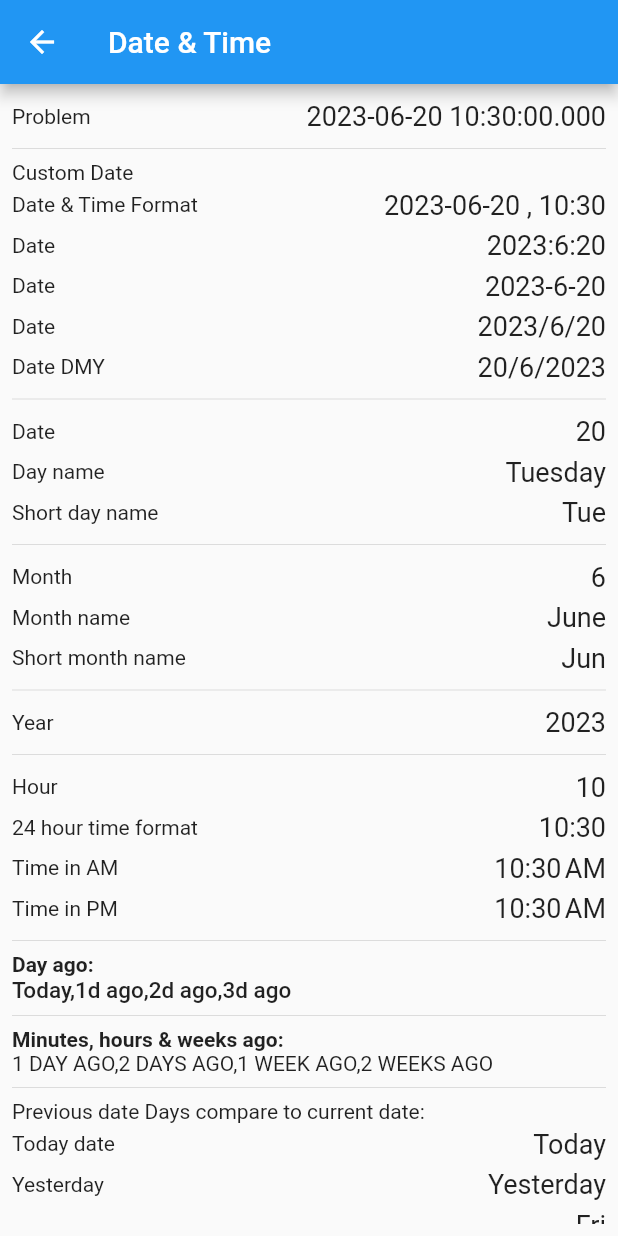
After one commit to sagarkoju/sharePerference-Flutter, a Flutter app: the DateScreen screen opened directly, on a phone screen of 412 x 824 dp. The commit adds this screen. Run offline on Flutter 3.47's test engine with Material 2 defaults, Android fonts, the phone set to English and light mode, and no system bars; our stand-ins replace dio, flutter_html, grouped_list, permission_handler, shared_preferences; missing offline and left inert: downloads_path_provider_28, syncfusion_flutter_pdfviewer; accounts and stored records are empty.

Commit message:
date format add

```diff
--- a/lib/screen/calculator.dart
+++ b/lib/screen/calculator.dart
@@ -100,7 +100,7 @@ class _CalculatorScreenState extends State<CalculatorScreen> {
 
   void btnClicked(String btnText) {
     if (btnText == "C") {
-      result = "";
+      result = "0";
       userInput = "";
       first = 0;
       second = 0;
--- /dev/null
+++ b/lib/screen/date.dart
@@ -0,0 +1,302 @@
+import 'package:flutter/material.dart';
+import 'package:intl/intl.dart';
+
+class DateScreen extends StatefulWidget {
+  const DateScreen({super.key});
+
+  @override
+  State<DateScreen> createState() => _DateScreenState();
+}
+
+class _DateScreenState extends State<DateScreen> {
+  DateTime now = DateTime.now();
+  @override
+  Widget build(BuildContext context) {
+    return Scaffold(
+      appBar: AppBar(
+        title: Text('Date & Time'),
+      ),
+      body: SafeArea(
+        child: Padding(
+          padding: const EdgeInsets.all(8.0),
+          child: SingleChildScrollView(
+            child: Column(
+              mainAxisAlignment: MainAxisAlignment.start,
+              crossAxisAlignment: CrossAxisAlignment.start,
+              children: [
+                TextWidget(title: 'Problem', date: now.toString()),
+                const Divider(),
+                const Text('Custom Date'),
+                TextWidget(
+                    title: 'Date & Time Format',
+                    date: DatesUtils().dateFormatYMDKKMM()),
+                TextWidget(
+                    title: 'Date',
+                    date:
+                        "${DateFormat.y().format(now)}:${DateFormat.M().format(now)}:${DateFormat.d().format(now)}"),
+                TextWidget(
+                    title: 'Date',
+                    date:
+                        "${DateFormat.y().format(now)}-${DateFormat.M().format(now)}-${DateFormat.d().format(now)}"),
+                TextWidget(
+                    title: 'Date',
+                    date:
+                        "${DateFormat.y().format(now)}/${DateFormat.M().format(now)}/${DateFormat.d().format(now)}"),
+                TextWidget(
+                    title: 'Date DMY',
+                    date:
+                        "${DateFormat.d().format(now)}/${DateFormat.M().format(now)}/${DateFormat.y().format(now)}"),
+                const Divider(),
+                TextWidget(
+                    title: 'Date', date: DateFormat.d().format(DateTime.now())),
+                TextWidget(
+                    title: 'Day name',
+                    date: DateFormat.EEEE().format(DateTime.now())),
+                TextWidget(
+                    title: 'Short day name',
+                    date: DateFormat.E().format(DateTime.now())),
+                const Divider(),
+                TextWidget(
+                    title: 'Month',
+                    date: DateFormat.M().format(DateTime.now())),
+                TextWidget(
+                    title: 'Month name',
+                    date: DateFormat.LLLL().format(DateTime.now())),
+                TextWidget(
+                    title: 'Short month name',
+                    date: DateFormat.LLL().format(DateTime.now())),
+                const Divider(),
+                TextWidget(
+                    title: 'Year', date: DateFormat.y().format(DateTime.now())),
+                const Divider(),
+                TextWidget(
+                    title: 'Hour', date: DateFormat.H().format(DateTime.now())),
+                TextWidget(
+                    title: '24 hour time format',
+                    date: DateFormat.Hm().format(DateTime.now())),
+                TextWidget(
+                    title: 'Time in AM',
+                    date: DateFormat.jm()
+                        .format(DateTime.now().copyWith(hour: 10))),
+                TextWidget(
+                    title: 'Time in PM',
+                    date: DateFormat.jm().format(DateTime.now())),
+                const Divider(),
+                const Text(
+                  'Day ago:',
+                  style: TextStyle(fontWeight: FontWeight.bold),
+                ),
+                Text(
+                  "${DatesUtils().daysAgo(DateTime.now().microsecondsSinceEpoch.toString())},${DatesUtils().daysAgo(DateTime(now.year, now.month, now.day - 1).microsecondsSinceEpoch.toString())},${DatesUtils().daysAgo(DateTime(now.year, now.month, now.day - 2).microsecondsSinceEpoch.toString())},${DatesUtils().daysAgo(DateTime(now.year, now.month, now.day - 3).microsecondsSinceEpoch.toString())}",
+                  style: const TextStyle(
+                      fontSize: 15, fontWeight: FontWeight.w500),
+                ),
+                const Divider(),
+                const Text(
+                  'Minutes, hours & weeks ago:',
+                  style: TextStyle(fontWeight: FontWeight.bold),
+                ),
+                Text(
+                    "${DatesUtils().timesAndMinutesAgo(DateTime(2023, 06, 18, 15, 20).microsecondsSinceEpoch.toString())},${DatesUtils().timesAndMinutesAgo(DateTime(2023, 06, 18, 10, 20).microsecondsSinceEpoch.toString())},${DatesUtils().timesAndMinutesAgo(DateTime(2023, 06, 12, 15, 20).microsecondsSinceEpoch.toString())},${DatesUtils().timesAndMinutesAgo(DateTime(2023, 06, 01, 15, 20).microsecondsSinceEpoch.toString())}"),
+                const Divider(),
+                const Text('Previous date Days compare to current date:'),
+                TextWidget(
+                    title: 'Today date',
+                    date: DatesUtils().compareTimesForSevenDays(
+                        DateTime.now().microsecondsSinceEpoch.toString())),
+                TextWidget(
+                    title: 'Yesterday',
+                    date: DatesUtils().compareTimesForSevenDays(
+                        DateTime(now.year, now.month, now.day - 1)
+                            .microsecondsSinceEpoch
+                            .toString())),
+                TextWidget(
+                    date: DatesUtils().compareTimesForSevenDays(
+                        DateTime(2023, 06, 16)
+                            .microsecondsSinceEpoch
+                            .toString())),
+                TextWidget(
+                    date: DatesUtils().compareTimesForSevenDays(
+                        DateTime(2023, 06, 15)
+                            .microsecondsSinceEpoch
+                            .toString())),
+                TextWidget(
+                    date: DatesUtils().compareTimesForSevenDays(
+                        DateTime(2023, 06, 14)
+                            .microsecondsSinceEpoch
+                            .toString())),
+                TextWidget(
+                    date: DatesUtils().compareTimesForSevenDays(
+                        DateTime(2023, 06, 13)
+                            .microsecondsSinceEpoch
+                            .toString())),
+                TextWidget(
+                    date: DatesUtils().compareTimesForSevenDays(
+                        DateTime(2023, 06, 12)
+                            .microsecondsSinceEpoch
+                            .toString())),
+                TextWidget(
+                    date: DatesUtils().compareTimesForSevenDays(
+                        DateTime(2023, 06, 11)
+                            .microsecondsSinceEpoch
+                            .toString())),
+                TextWidget(
+                    date: DatesUtils().compareTimesForSevenDays(
+                        DateTime(2023, 06, 10)
+                            .microsecondsSinceEpoch
+                            .toString())),
+                const Divider(),
+              ],
+            ),
+          ),
+        ),
+      ),
+    );
+  }
+}
+
+class TextWidget extends StatelessWidget {
+  final String title, date;
+  const TextWidget({Key? key, required this.date, this.title = ''})
+      : super(key: key);
+
+  @override
+  Widget build(BuildContext context) {
+    return Padding(
+      padding: const EdgeInsets.symmetric(vertical: 3),
+      child: Row(
+        mainAxisAlignment: MainAxisAlignment.spaceBetween,
+        children: [
+          Text(title),
+          Text(
+            date,
+            style: TextStyle(fontSize: 18),
+          )
+        ],
+      ),
+    );
+  }
+}
+
+class DatesUtils {
+  String dateFormatYMDKKMM() {
+    DateTime now = DateTime.now();
+
+    String formattedDate = DateFormat('yyyy-MM-dd , hh:mm').format(now);
+    return formattedDate;
+  }
+
+  String compareTimesForSevenDays(String date) {
+    DateTime dt =
+        DateTime.fromMicrosecondsSinceEpoch(int.parse(date.toString()))
+            .toLocal();
+
+    final todayDate = DateTime.now();
+
+    final today = DateTime(todayDate.year, todayDate.month, todayDate.day);
+    final yesterday =
+        DateTime(todayDate.year, todayDate.month, todayDate.day - 1);
+    final dayBeforeYesterday =
+        DateTime(todayDate.year, todayDate.month, todayDate.day - 2);
+
+    String difference = '';
+
+    final aDate = DateTime(dt.year, dt.month, dt.day);
+
+    if (aDate == today) {
+      return 'Today';
+    } else if (aDate == yesterday) {
+      difference = "Yesterday";
+    } else if (aDate == dayBeforeYesterday) {
+      difference = DateFormat('E').format(dt).toString();
+    } else if (todayDate.difference(dt).inDays >= 3 &&
+        todayDate.difference(dt).inDays < 4) {
+      difference = DateFormat('E').format(dt).toString();
+    } else if (todayDate.difference(dt).inDays >= 4 &&
+        todayDate.difference(dt).inDays < 5) {
+      difference = DateFormat('E').format(dt).toString();
+    } else if (todayDate.difference(dt).inDays >= 5 &&
+        todayDate.difference(dt).inDays < 6) {
+      difference = DateFormat('E').format(dt).toString();
+    } else if (todayDate.difference(dt).inDays >= 6 &&
+        todayDate.difference(dt).inDays < 7) {
+      difference = DateFormat('E').format(dt).toString();
+    } else {
+      difference =
+          "${DateFormat.d().format(dt)} ${DateFormat.MMM().format(dt)} ${DateFormat.y().format(dt)}";
+    }
+    return difference;
+  }
+
+  String daysAgo(String date) {
+    DateTime dt =
+        DateTime.fromMicrosecondsSinceEpoch(int.parse(date.toString()))
+            .toLocal();
+
+    final todayDate = DateTime.now();
+
+    final today = DateTime(todayDate.year, todayDate.month, todayDate.day);
+    final yesterday =
+        DateTime(todayDate.year, todayDate.month, todayDate.day - 1);
+    final dayBeforeYesterday =
+        DateTime(todayDate.year, todayDate.month, todayDate.day - 2);
+
+    String difference = '';
+
+    final aDate = DateTime(dt.year, dt.month, dt.day);
+
+    if (aDate == today) {
+      return 'Today';
+    } else if (aDate == yesterday) {
+      difference = "1d ago";
+    } else if (aDate == dayBeforeYesterday) {
+      difference = '2d ago';
+    } else if (todayDate.difference(dt).inDays >= 3 &&
+        todayDate.difference(dt).inDays < 4) {
+      difference = '3d ago';
+    } else if (todayDate.difference(dt).inDays >= 4 &&
+        todayDate.difference(dt).inDays < 5) {
+      difference = '4d ago';
+    } else if (todayDate.difference(dt).inDays >= 5 &&
+        todayDate.difference(dt).inDays < 6) {
+      difference = '5d ago';
+    } else if (todayDate.difference(dt).inDays >= 6 &&
+        todayDate.difference(dt).inDays < 7) {
+      difference = '6 ago';
+    } else {
+      difference =
+          "${DateFormat.d().format(dt)} ${DateFormat.MMM().format(dt)} ${DateFormat.y().format(dt)}";
+    }
+    return difference;
+  }
+
+  String timesAndMinutesAgo(String timestamp) {
+    var now = DateTime.now();
+    var format = DateFormat('HH:mm a');
+    var date = DateTime.fromMicrosecondsSinceEpoch(int.parse(timestamp));
+    var diff = now.difference(date);
+    var time = '';
+
+    print(diff.inMinutes);
+
+    if (diff.inHours <= 1) {
+      time = diff.inMinutes.toString() + "m ago";
+    } else if (diff.inHours <= 24) {
+      time = diff.inHours.toString() + "h ago";
+    } else if (diff.inDays > 0 && diff.inDays < 7) {
+      if (diff.inDays == 1) {
+        time = diff.inDays.toString() + ' DAY AGO';
+      } else {
+        time = diff.inDays.toString() + ' DAYS AGO';
+      }
+    } else {
+      if (diff.inDays == 7) {
+        time = (diff.inDays / 7).floor().toString() + ' WEEK AGO';
+      } else {
+        time = (diff.inDays / 7).floor().toString() + ' WEEKS AGO';
+      }
+    }
+
+    return time;
+  }
+}
```
